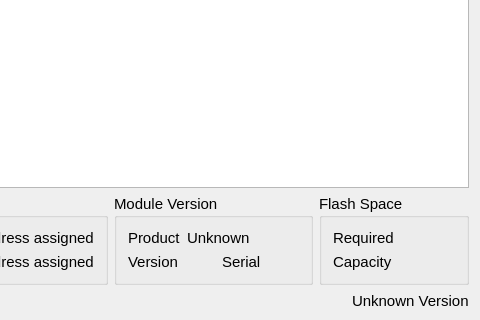
This is mainwindow.ui in toradex/qt-tezi as Qt 5 draws it before an edit; both pictures show x 160 to 640 and y 160 to 480 of the 640 by 480 pixel window. The edited form follows.
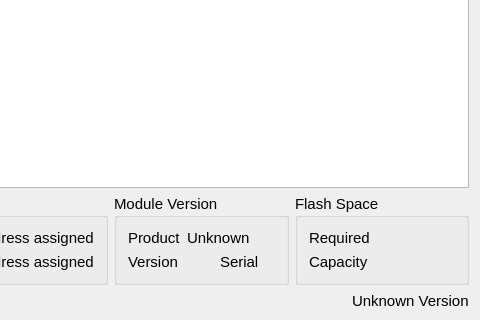
This is the edited form. Icons and pictures are not drawn. Custom widgets are drawn as their Qt base class.

Commit message:
make sure the three group box are equally wide
This looks better on higher resolutions.

Patch:
```diff
--- a/mainwindow.ui
+++ b/mainwindow.ui
@@ -188,12 +188,6 @@
           <height>65</height>
          </size>
         </property>
-        <property name="maximumSize">
-         <size>
-          <width>150</width>
-          <height>16777215</height>
-         </size>
-        </property>
         <property name="title">
          <string>Flash Space</string>
         </property>
```
Left out of the diff: 2 changed lines with no effect on the pictures.
